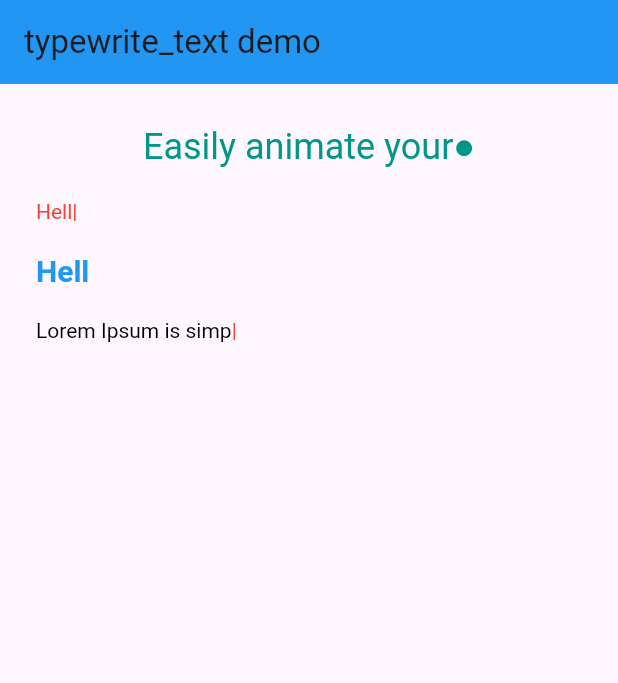
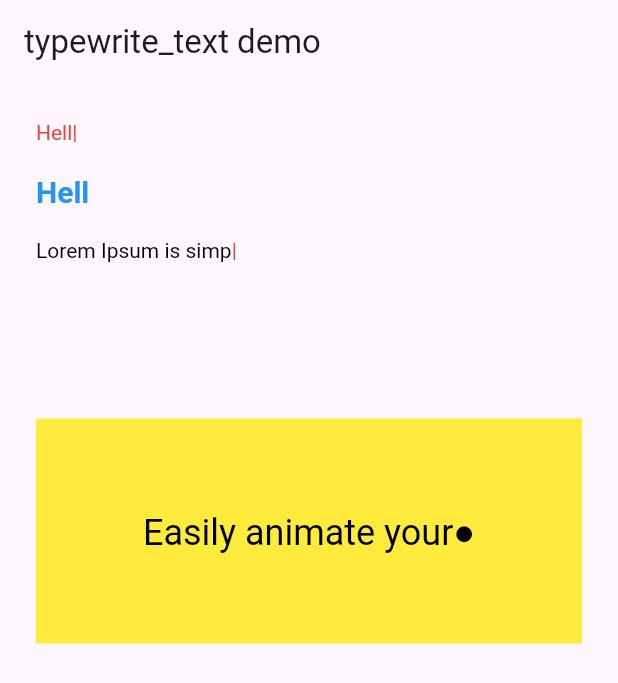
Before and after one commit to dariagorlova/typewrite_text, a Flutter app: the first screen one second after launch, on a phone screen of 412 x 824 dp. Shown: the top 683 px of the screen. Run offline on Flutter 3.47's test engine with Material 3 defaults, Android fonts, the phone set to English and light mode, and no system bars.

Commit message:
some features added. details in chahgelog. v1.0.2

```diff
--- /dev/null
+++ b/example/lib/chatgpt_clone_sample.dart
@@ -0,0 +1,69 @@
+import 'dart:math';
+
+import 'package:flutter/material.dart';
+import 'package:typewrite_text/typewrite_text.dart';
+
+class SampleScreen extends StatefulWidget {
+  const SampleScreen({super.key});
+
+  @override
+  State<SampleScreen> createState() => _SampleScreenState();
+}
+
+class _SampleScreenState extends State<SampleScreen> {
+  final listGPT = [
+    'Easily animate your text with typewriter effect',
+    "let's start",
+    'with typewrite_text package',
+  ];
+
+  final background = [
+    Colors.yellow,
+    Colors.blue,
+    Colors.purple,
+    Colors.orange,
+    Colors.pink,
+    Colors.white
+  ];
+
+  final textColors = [
+    Colors.black,
+    Colors.white,
+    Colors.yellow,
+    Colors.red,
+    Colors.black,
+    Colors.blue,
+  ];
+
+  var _currentIndex = 0;
+
+  @override
+  Widget build(BuildContext context) {
+    final vibrationType =
+        VibrationType.values[Random().nextInt(VibrationType.values.length)];
+    debugPrint(vibrationType.name);
+    return AnimatedContainer(
+        duration: const Duration(milliseconds: 200),
+        color: background[_currentIndex],
+        child: Center(
+          child: TypewriteText(
+            linesOfText: listGPT,
+            textStyle:
+                TextStyle(color: textColors[_currentIndex], fontSize: 24),
+            cursorSymbol: '●',
+            tryToVibrate: vibrationType,
+            forwardAnimationDuration: const Duration(milliseconds: 50),
+            reverseAnimationDuration: const Duration(milliseconds: 50),
+            beforeAnimationDuration: const Duration(milliseconds: 200),
+            cursorBlinkingDuration: Duration.zero,
+            textAlign: TextAlign.center,
+            //infiniteLoop: false,
+            callback: () {
+              setState(() {
+                _currentIndex = (_currentIndex + 1) % background.length;
+              });
+            },
+          ),
+        ));
+  }
+}
--- a/example/lib/main.dart
+++ b/example/lib/main.dart
@@ -1,3 +1,4 @@
+import 'package:example/chatgpt_clone_sample.dart';
 import 'package:flutter/material.dart';
 import 'package:typewrite_text/typewrite_text.dart';
 
@@ -13,13 +14,6 @@ const list2 = [
   "Lorem Ipsum is simply dummy text of the printing and typesetting industry. Lorem Ipsum has been the industry's standard dummy text ever since the 1500s, when an unknown printer took a galley of type and scrambled it to make a type specimen book.",
 ];
 
-const listGPT = [
-  'Easily animate your text',
-  'with typewriter effect',
-  "let's start",
-  'with typewrite_text package',
-];
-
 class TextPackageApp extends StatelessWidget {
   const TextPackageApp({super.key});
 
@@ -30,7 +24,6 @@ class TextPackageApp extends StatelessWidget {
       home: Scaffold(
         appBar: AppBar(
           title: const Text('typewrite_text demo'),
-          backgroundColor: Colors.blue,
         ),
         body: const SingleChildScrollView(
           child: Padding(
@@ -38,20 +31,6 @@ class TextPackageApp extends StatelessWidget {
             child: Column(
               crossAxisAlignment: CrossAxisAlignment.start,
               children: [
-                /// chatgpt app style with vibration
-                Center(
-                  child: TypewriteText(
-                    linesOfText: listGPT,
-                    textStyle: TextStyle(color: Colors.teal, fontSize: 24),
-                    cursorSymbol: '●',
-                    tryToVibrate: true,
-                    forwardAnimationDuration: Duration(milliseconds: 50),
-                    reverseAnimationDuration: Duration(milliseconds: 50),
-                    cursorBlinkingDuration: Duration.zero,
-                  ),
-                ),
-                SizedBox(height: 20),
-
                 /// basic animation
                 TypewriteText(
                   linesOfText: list1,
@@ -73,13 +52,22 @@ class TextPackageApp extends StatelessWidget {
                 SizedBox(height: 20),
 
                 /// multiline text animation
-                TypewriteText(
+                SizedBox(
+                  height: 100,
+                  child: TypewriteText(
                     linesOfText: list2,
                     textStyle: TextStyle(color: Colors.black),
                     forwardAnimationDuration: Duration(milliseconds: 50),
                     reverseAnimationDuration: Duration(milliseconds: 20),
                     cursorColor: Colors.red,
                     cursorSymbol: '|',
+                  ),
+                ),
+
+                SizedBox(height: 20),
+                SizedBox(
+                  height: 150,
+                  child: SampleScreen(),
                 ),
               ],
             ),
--- a/lib/src/typewrite_text_widget.dart
+++ b/lib/src/typewrite_text_widget.dart
@@ -2,6 +2,15 @@ import 'dart:async';
 
 import 'package:flutter/material.dart';
 import 'package:flutter/services.dart';
+
+enum VibrationType { none, light, medium, heavy }
+
+final Map<VibrationType, VoidCallback> vibrationMap = {
+  VibrationType.none: () {},
+  VibrationType.light: HapticFeedback.lightImpact,
+  VibrationType.medium: HapticFeedback.mediumImpact,
+  VibrationType.heavy: HapticFeedback.heavyImpact,
+};
 
 class TypewriteText extends StatefulWidget {
   /// A typewriter text animation wrapper with customizations
@@ -15,7 +24,10 @@ class TypewriteText extends StatefulWidget {
     this.cursorBlinkingDuration = const Duration(milliseconds: 500),
     this.cursorSymbol,
     this.cursorColor,
-    this.tryToVibrate = false,
+    this.tryToVibrate = VibrationType.none,
+    this.textAlign,
+    this.callback,
+    this.infiniteLoop = true,
     super.key,
   });
 
@@ -46,8 +58,19 @@ class TypewriteText extends StatefulWidget {
   /// Color of the animated text cursor
   final Color? cursorColor;
 
-  /// If you need a vibration while animating, set `true`. Default is `false`.
-  final bool tryToVibrate;
+  /// Vibration feature. Can be none, light, medium or heavy.
+  final VibrationType tryToVibrate;
+
+  /// Alignment of the text in base widget. use if output is a multiline
+  final TextAlign? textAlign;
+
+  /// callback when animation reaches beforeAnimationDuration
+  /// this means one element of linesOfText was shown and hidden.
+  /// and we reach a small gap before showing a next one element.
+  final VoidCallback? callback;
+
+  /// if true, animation will be infinite. Default: true
+  final bool infiniteLoop;
 
   @override
   State<TypewriteText> createState() => _TypewriteTextState();
@@ -107,21 +130,28 @@ class _TypewriteTextState extends State<TypewriteText> {
       /// ... or "beforeAnimation"
       if (_currentCharIndex == 0) {
         curDuration = widget.beforeAnimationDuration;
+        widget.callback?.call();
       }
     }
 
     if (mounted && curDuration != Duration.zero) {
       setState(() {
-        /// if you need a small vibration and OS can do it...
-        if (widget.tryToVibrate) {
-          HapticFeedback.lightImpact();
-        }
+        /// screen update & vibration feature
+        vibrationMap[widget.tryToVibrate]?.call();
       });
     }
 
+    /// launch timer
     _animationTimer = Timer(curDuration, () {
       _typeWrittingAnimation();
     });
+
+    if (!widget.infiniteLoop &&
+        _currentIndex == widget.linesOfText.length - 1 &&
+        _currentCharIndex == widget.linesOfText[_currentIndex].length) {
+      _animationTimer?.cancel();
+      _timer?.cancel();
+    }
   }
 
   @override
@@ -161,6 +191,7 @@ class _TypewriteTextState extends State<TypewriteText> {
         : '';
 
     return RichText(
+      textAlign: widget.textAlign ?? TextAlign.start,
       text: TextSpan(
         text: text,
         style: widget.textStyle,
--- a/pubspec.yaml
+++ b/pubspec.yaml
@@ -1,6 +1,6 @@
 name: typewrite_text
 description: A typewriter text animation wrapper with customizations. Supports iOS, Android, web, Windows, macOS, and Linux.
-version: 1.0.1
+version: 1.0.2
 homepage: https://dariahorlova.netlify.app
 repository: https://github.com/dariagorlova/typewrite_text.git
 issue_tracker: https://github.com/dariagorlova/typewrite_text/issues
```
Also changed, not shown: demo/package.gif, example/pubspec.lock, 2 other files. Lines whose indentation alone changed are shown as unchanged.
